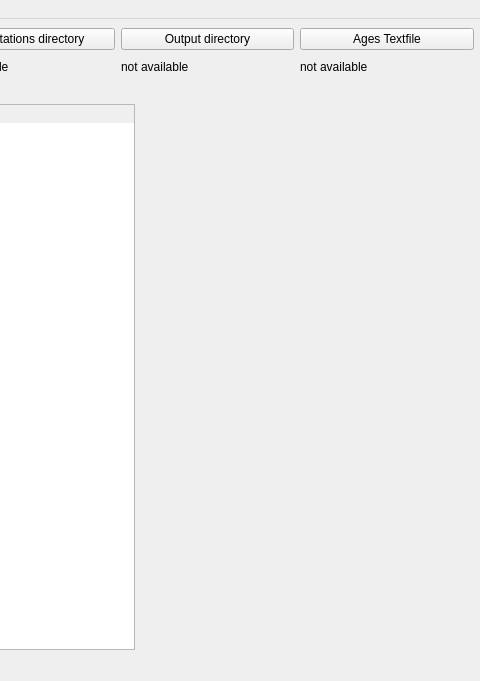
Above: aesthetics.ui from michaeldanner/AestheticFacesToolbox before the change; both pictures show x 427 to 907 and y 0 to 681 of the 1089 by 681 pixel window. Below: the same form after it.
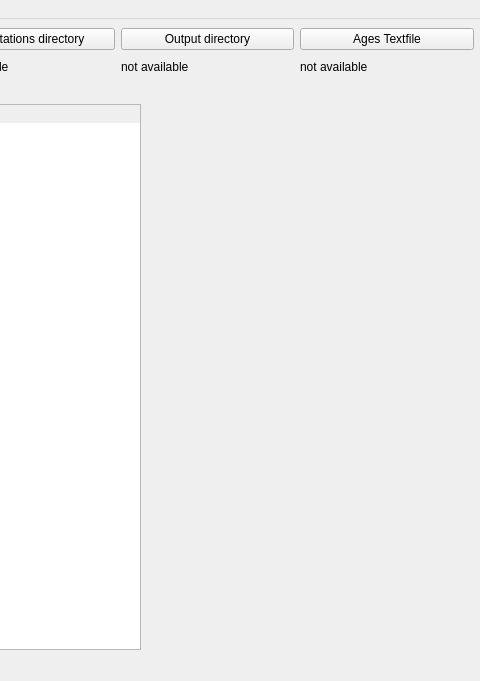
That is the form after the change. Custom widgets are drawn as their Qt base class.

The edit to the form file:
```diff
--- a/aesthetics.ui
+++ b/aesthetics.ui
@@ -88,6 +88,9 @@
       </item>
       <item row="0" column="4">
        <layout class="QVBoxLayout" name="verticalLayout">
+        <property name="spacing">
+         <number>0</number>
+        </property>
         <property name="sizeConstraint">
          <enum>QLayout::SetDefaultConstraint</enum>
         </property>
@@ -96,6 +99,9 @@
         </property>
         <item>
          <layout class="QHBoxLayout" name="horizontalLayout_2">
+          <property name="spacing">
+           <number>0</number>
+          </property>
           <property name="topMargin">
            <number>0</number>
           </property>
@@ -135,6 +141,12 @@
         </item>
         <item>
          <layout class="QHBoxLayout" name="horizontalLayout_3">
+          <property name="spacing">
+           <number>0</number>
+          </property>
+          <property name="sizeConstraint">
+           <enum>QLayout::SetNoConstraint</enum>
+          </property>
           <property name="topMargin">
            <number>0</number>
           </property>
```
Left out of the diff: 13 changed lines with no effect on the pictures.
